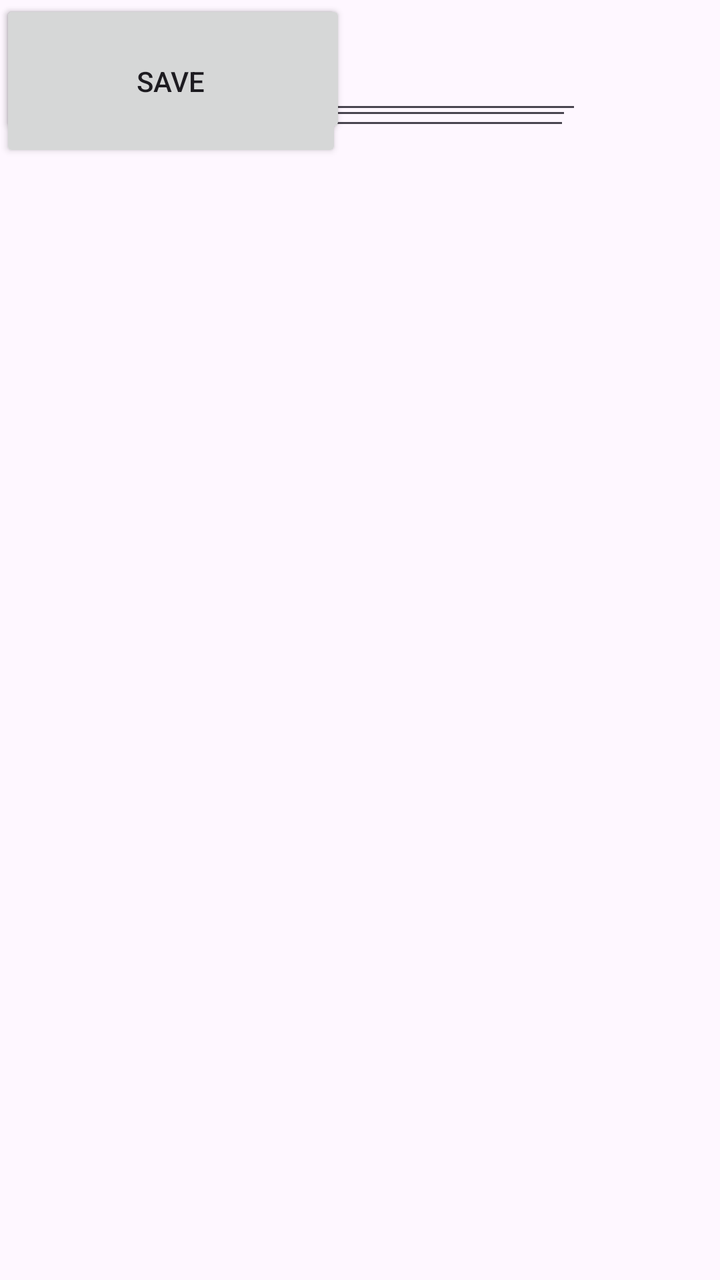
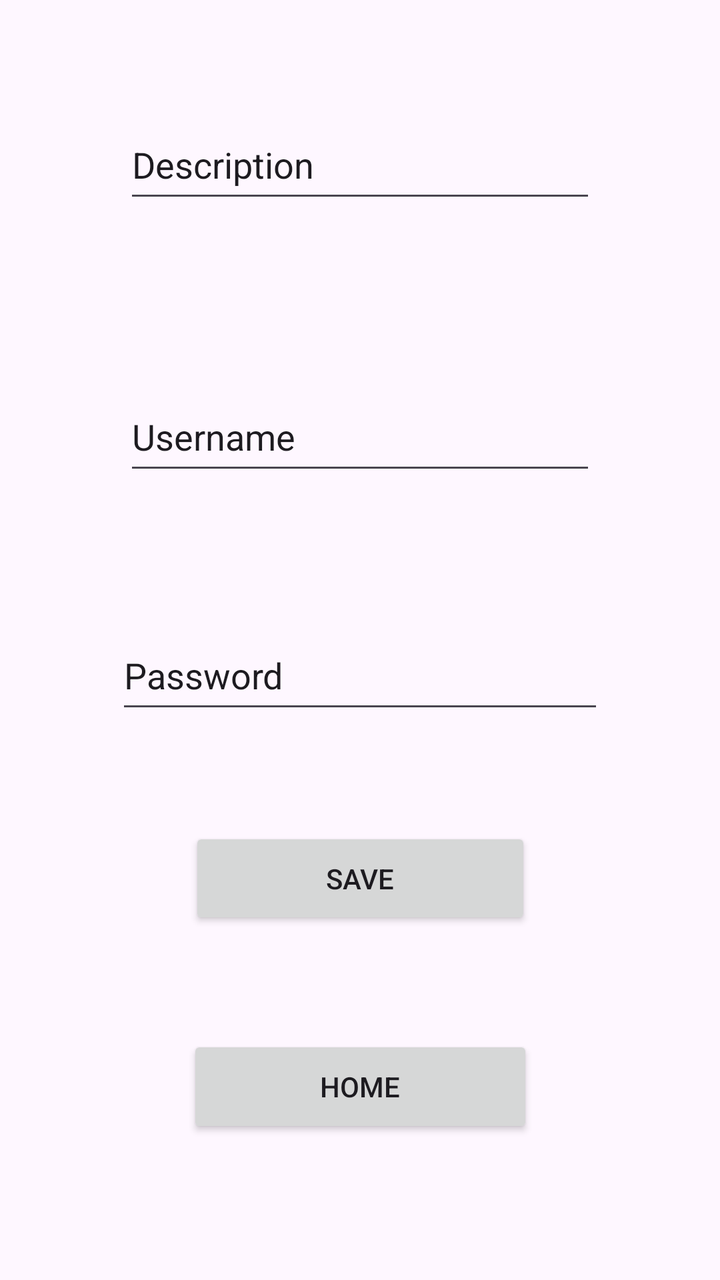

An Android layout rendered at two revisions. The XML below is the earlier revision; the diff shows what the commit changed to produce the second picture.
<!-- AndroidManifest.xml: application theme Theme.AppInterface1 -->
<!-- res/layout/activity_pswd_save.xml -->
<?xml version="1.0" encoding="utf-8"?>
<androidx.constraintlayout.widget.ConstraintLayout xmlns:android="http://schemas.android.com/apk/res/android"
    xmlns:app="http://schemas.android.com/apk/res-auto"
    xmlns:tools="http://schemas.android.com/tools"
    android:id="@+id/main"
    android:layout_width="match_parent"
    android:layout_height="match_parent"
    android:visibility="visible"
    tools:context=".pswdSave">

    <Button
        android:id="@+id/button10"
        android:layout_width="173dp"
        android:layout_height="69dp"
        android:onClick="homeScreen"
        android:text="Home"
        tools:layout_editor_absoluteX="119dp"
        tools:layout_editor_absoluteY="591dp" />

    <EditText
        android:id="@+id/desText"
        android:layout_width="285dp"
        android:layout_height="70dp"
        android:ems="10"
        android:inputType="text"
        android:text="Description"
        tools:layout_editor_absoluteX="62dp"
        tools:layout_editor_absoluteY="55dp" />

    <EditText
        android:id="@+id/userText"
        android:layout_width="286dp"
        android:layout_height="65dp"
        android:ems="10"
        android:inputType="text"
        android:text="Username"
        tools:layout_editor_absoluteX="62dp"
        tools:layout_editor_absoluteY="210dp" />

    <EditText
        android:id="@+id/passText"
        android:layout_width="291dp"
        android:layout_height="62dp"
        android:ems="10"
        android:inputType="text"
        android:text="Password"
        tools:layout_editor_absoluteX="62dp"
        tools:layout_editor_absoluteY="343dp" />

    <Button
        android:id="@+id/Store"
        android:layout_width="171dp"
        android:layout_height="81dp"
        android:text="Save"
        tools:layout_editor_absoluteX="119dp"
        tools:layout_editor_absoluteY="457dp" />

</androidx.constraintlayout.widget.ConstraintLayout>
<!-- resources referenced by this layout -->
<resources>
  <style name="Theme.AppInterface1" parent="Base.Theme.AppInterface1" />
  <style name="Base.Theme.AppInterface1" parent="Theme.Material3.DayNight.NoActionBar">
          
          
      </style>
</resources>

<!-- the commit's change to res/layout/activity_pswd_save.xml (unified diff, before → after) -->
@@ -11,48 +11,70 @@
     <Button
         android:id="@+id/button10"
         android:layout_width="173dp"
-        android:layout_height="69dp"
+        android:layout_height="0dp"
+        android:layout_marginBottom="71dp"
         android:onClick="homeScreen"
         android:text="Home"
-        tools:layout_editor_absoluteX="119dp"
-        tools:layout_editor_absoluteY="591dp" />
+        app:layout_constraintBottom_toBottomOf="parent"
+        app:layout_constraintEnd_toEndOf="parent"
+        app:layout_constraintStart_toStartOf="parent"
+        app:layout_constraintTop_toBottomOf="@+id/Store" />
 
     <EditText
         android:id="@+id/desText"
-        android:layout_width="285dp"
-        android:layout_height="70dp"
+        android:layout_width="0dp"
+        android:layout_height="0dp"
+        android:layout_marginStart="62dp"
+        android:layout_marginTop="55dp"
+        android:layout_marginEnd="62dp"
+        android:layout_marginBottom="85dp"
         android:ems="10"
         android:inputType="text"
         android:text="Description"
-        tools:layout_editor_absoluteX="62dp"
-        tools:layout_editor_absoluteY="55dp" />
+        app:layout_constraintBottom_toTopOf="@+id/userText"
+        app:layout_constraintEnd_toEndOf="parent"
+        app:layout_constraintStart_toStartOf="parent"
+        app:layout_constraintTop_toTopOf="parent" />
 
     <EditText
         android:id="@+id/userText"
-        android:layout_width="286dp"
-        android:layout_height="65dp"
+        android:layout_width="0dp"
+        android:layout_height="0dp"
+        android:layout_marginStart="62dp"
+        android:layout_marginEnd="62dp"
+        android:layout_marginBottom="68dp"
         android:ems="10"
         android:inputType="text"
         android:text="Username"
-        tools:layout_editor_absoluteX="62dp"
-        tools:layout_editor_absoluteY="210dp" />
+        app:layout_constraintBottom_toTopOf="@+id/passText"
+        app:layout_constraintEnd_toEndOf="parent"
+        app:layout_constraintStart_toStartOf="parent"
+        app:layout_constraintTop_toBottomOf="@+id/desText" />
 
     <EditText
         android:id="@+id/passText"
-        android:layout_width="291dp"
-        android:layout_height="62dp"
+        android:layout_width="0dp"
+        android:layout_height="0dp"
+        android:layout_marginStart="58dp"
+        android:layout_marginEnd="58dp"
+        android:layout_marginBottom="52dp"
         android:ems="10"
         android:inputType="text"
         android:text="Password"
-        tools:layout_editor_absoluteX="62dp"
-        tools:layout_editor_absoluteY="343dp" />
+        app:layout_constraintBottom_toTopOf="@+id/Store"
+        app:layout_constraintEnd_toEndOf="parent"
+        app:layout_constraintStart_toStartOf="parent"
+        app:layout_constraintTop_toBottomOf="@+id/userText" />
 
     <Button
         android:id="@+id/Store"
         android:layout_width="171dp"
-        android:layout_height="81dp"
+        android:layout_height="0dp"
+        android:layout_marginBottom="53dp"
         android:text="Save"
-        tools:layout_editor_absoluteX="119dp"
-        tools:layout_editor_absoluteY="457dp" />
+        app:layout_constraintBottom_toTopOf="@+id/button10"
+        app:layout_constraintEnd_toEndOf="parent"
+        app:layout_constraintStart_toStartOf="parent"
+        app:layout_constraintTop_toBottomOf="@+id/passText" />
 
 </androidx.constraintlayout.widget.ConstraintLayout>
